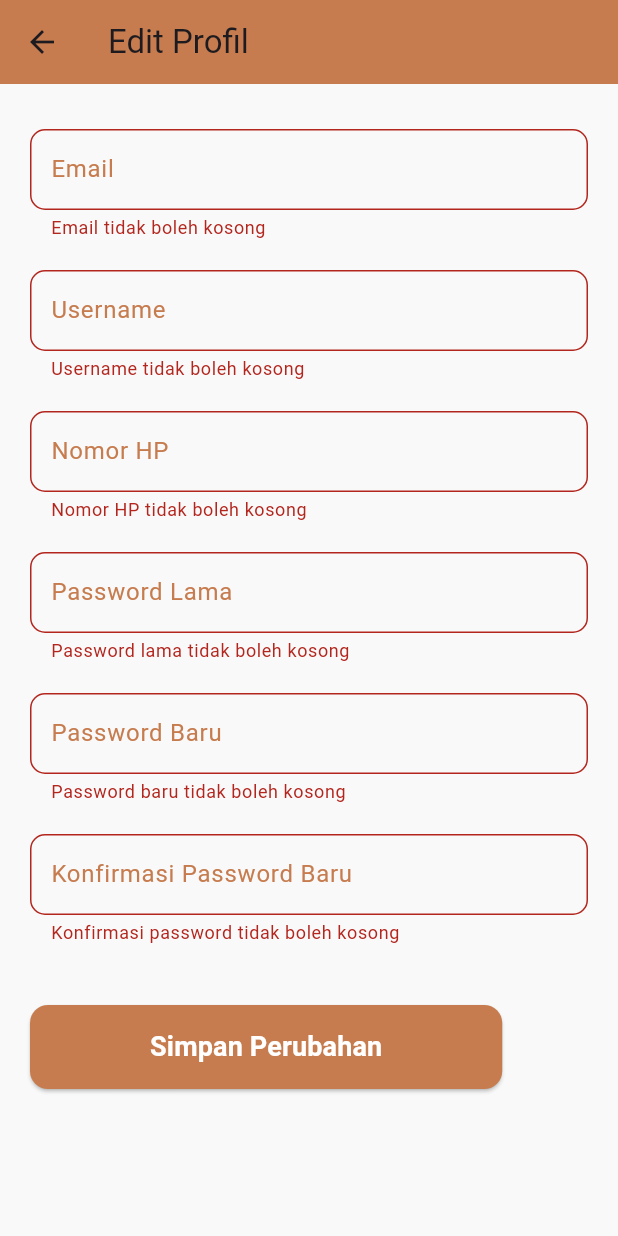
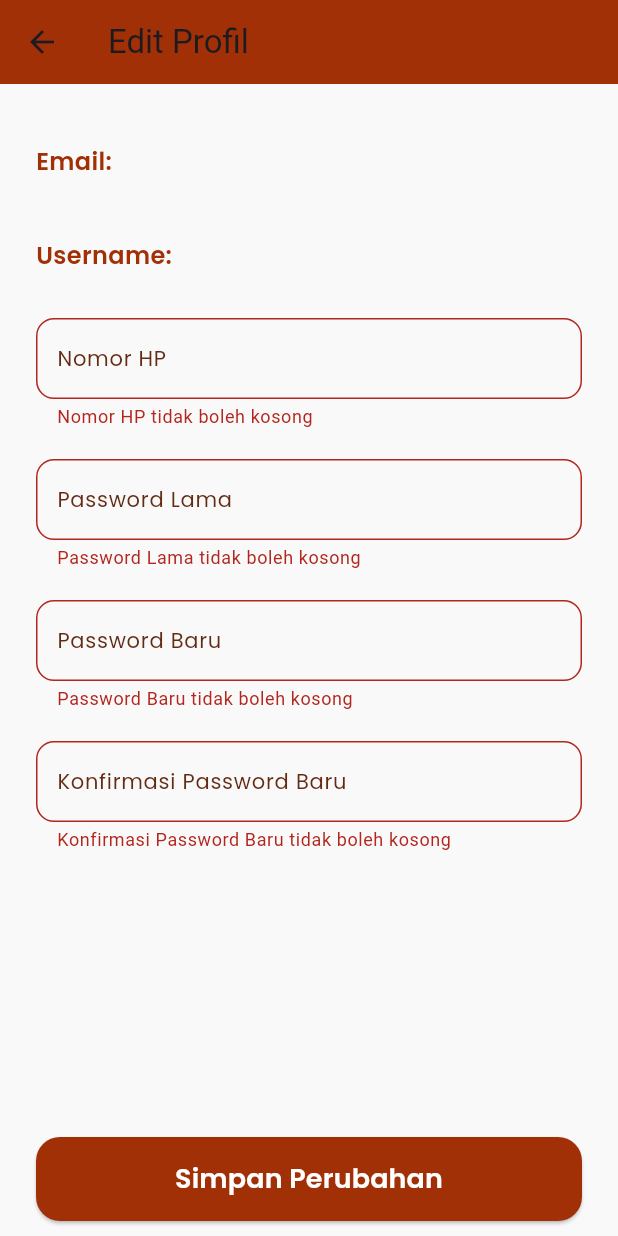
Before and after one commit to RaidFortallz/UAS_Mobile2, a Flutter app: the EditProfilePage screen opened directly, after a tap on "Simpan Perubahan", on a phone screen of 412 x 824 dp. Run offline on Flutter 3.47's test engine with Material 3 defaults, Android fonts, the light colour scheme and no system bars; our stand-ins replace awesome_dialog, badges, cached_network_image, carousel_slider, flutter_bounceable, flutter_map and 7 more; accounts and stored records are empty.

Commit message:
Update backend Edit_Profil

```diff
--- a/lib/Backend/Provider/supabase_auth.dart
+++ b/lib/Backend/Provider/supabase_auth.dart
@@ -150,7 +150,7 @@ class SupabaseAuthService with ChangeNotifier {
     }
   }
 
-// Fungsi untuk memperbarui data profil pengguna
+  // Fungsi untuk memperbarui data profil pengguna
   Future<void> updateUserProfile({
     required String userId,
     required String newUsername,
@@ -158,25 +158,19 @@ class SupabaseAuthService with ChangeNotifier {
     required String newPhone,
   }) async {
     try {
-      final response = await _supabase.from('profile_users').upsert({
-        'id': userId,
+      await _supabase.from('profile_users').update({
         'username': newUsername,
         'email': newEmail,
         'phone_number': newPhone,
       }).eq('id', userId);
 
-      if (response.error != null) {
-        throw Exception('Error updating profile: ${response.error!.message}');
-      }
-
-      log("User profile updated successfully", name: "SupabaseAuthService");
+      log("Profil berhasil diperbarui", name: "SupabaseAuthService");
     } catch (e) {
-      log("Error updating profile: $e", name: "SupabaseAuthService");
-      throw Exception('Error updating profile: $e');
+      log("Error memperbarui profil: $e", name: "SupabaseAuthService");
+      throw Exception("Error memperbarui profil: $e");
     }
   }
 
-// Fungsi untuk memperbarui password pengguna
   Future<void> updateUserPassword({
     required String currentPassword,
     required String newPassword,
@@ -188,23 +182,43 @@ class SupabaseAuthService with ChangeNotifier {
         throw Exception('Pengguna tidak ditemukan');
       }
 
-      // Melakukan verifikasi password lama (jika perlu) dan memperbarui password
-      final response = await _supabase.auth.updateUser(
-        UserAttributes(
-          password: newPassword,
-        ),
+      // Verifikasi password lama terlebih dahulu
+      final isPasswordCorrect = await verifyCurrentPassword(currentPassword);
+      if (!isPasswordCorrect) {
+        throw Exception('Password lama salah');
+      }
+
+      // Jika password lama benar, lanjutkan dengan pembaruan password
+      await _supabase.auth.updateUser(
+        UserAttributes(password: newPassword),
       );
-
-      if (response.error != null) {
-        throw Exception(
-            'Gagal memperbarui password: ${response.error!.message}');
-      }
 
       log("Password berhasil diperbarui", name: "SupabaseAuthService");
     } catch (e) {
-      log("Kesalahan saat memperbarui password: $e",
-          name: "SupabaseAuthService");
-      throw Exception('Kesalahan saat memperbarui password: $e');
+      log("Kesalahan memperbarui password: $e", name: "SupabaseAuthService");
+      throw Exception("Kesalahan memperbarui password: $e");
+    }
+  }
+
+  // Fungsi untuk memverifikasi password lama pengguna
+  Future<bool> verifyCurrentPassword(String currentPassword) async {
+    final user = _supabase.auth.currentUser;
+
+    if (user == null) {
+      return false;
+    }
+
+    try {
+      final response = await _supabase.auth.signInWithPassword(
+        email: user.email!,
+        password: currentPassword,
+      );
+
+      // Jika responsnya valid (user ditemukan), return true
+      return response.user != null;
+    } catch (e) {
+      // Jika ada kesalahan saat verifikasi, return false
+      return false;
     }
   }
 
@@ -247,7 +261,7 @@ class SupabaseAuthService with ChangeNotifier {
   }
 
   // Fungsi untuk mendapatkan alamat pengguna dari Supabase
-   Future<Map<String, String>> getUserAddress(String userId) async {
+  Future<Map<String, String>> getUserAddress(String userId) async {
     try {
       final response = await _supabase
           .from('profile_users')
@@ -277,8 +291,6 @@ class SupabaseAuthService with ChangeNotifier {
       };
     }
   }
-
-
 
   // Fungsi untuk logout user
   Future<void> logout() async {
@@ -310,7 +322,3 @@ class SupabaseAuthService with ChangeNotifier {
         name: "SupabaseAuthService");
   }
 }
-
-extension on UserResponse {
-  get error => null;
-}
--- /dev/null
+++ b/lib/Frontend/Sidebar/edit_profile.dart
@@ -0,0 +1,248 @@
+import 'package:flutter/material.dart';
+import 'package:provider/provider.dart';
+import 'package:supabase_flutter/supabase_flutter.dart';
+import 'package:uas_mobile2/Backend/Provider/supabase_auth.dart';
+import 'package:uas_mobile2/Warna_Tema/warna_tema.dart';
+
+class EditProfilePage extends StatefulWidget {
+  const EditProfilePage({super.key});
+
+  @override
+  State<EditProfilePage> createState() => _EditProfilePageState();
+}
+
+class _EditProfilePageState extends State<EditProfilePage> {
+  final _formKey = GlobalKey<FormState>();
+  String? _newUsername;
+  String? _newEmail;
+  String? _newPhone;
+  String? _currentPassword;
+  String? _newPassword;
+  String? _confirmNewPassword;
+
+  bool _isLoading = true;
+  late SupabaseAuthService authService;
+  late User? user;
+
+  @override
+  void initState() {
+    super.initState();
+    authService = Provider.of<SupabaseAuthService>(context, listen: false);
+    _loadProfile();
+  }
+
+  Future<void> _loadProfile() async {
+    setState(() => _isLoading = true);
+
+    user = authService.getCurrentUser();
+    if (user != null) {
+      _newUsername = await authService.getUsernameByUserId(user!.id);
+      _newEmail = user!.email;
+      _newPhone = await authService.getPhoneByUserId(user!.id);
+    }
+
+    setState(() => _isLoading = false);
+  }
+
+  @override
+  Widget build(BuildContext context) {
+    if (_isLoading) {
+      return const Scaffold(
+        body: Center(child: CircularProgressIndicator()),
+      );
+    }
+
+    return Scaffold(
+      appBar: AppBar(
+        title: const Text('Edit Profil'),
+        backgroundColor: warnaKopi2,
+      ),
+      body: Form(
+        key: _formKey,
+        child: Column(
+          children: [
+            Expanded(
+              child: SingleChildScrollView(
+                padding: const EdgeInsets.symmetric(
+                    horizontal: 24.0, vertical: 10.0),
+                child: Column(
+                  crossAxisAlignment: CrossAxisAlignment.start,
+                  children: [
+                    const SizedBox(height: 20),
+                    Padding(
+                      padding: const EdgeInsets.symmetric(vertical: 10),
+                      child: Text(
+                        "Email: $_newEmail",
+                        style: const TextStyle(
+                          fontFamily: "poppinsregular",
+                          fontSize: 16,
+                          fontWeight: FontWeight.w600,
+                          color: warnaKopi2,
+                        ),
+                      ),
+                    ),
+                    const SizedBox(height: 20),
+                    Padding(
+                      padding: const EdgeInsets.symmetric(vertical: 10),
+                      child: Text(
+                        "Username: $_newUsername",
+                        style: const TextStyle(
+                          fontFamily: "poppinsregular",
+                          fontSize: 16,
+                          fontWeight: FontWeight.w600,
+                          color: warnaKopi2,
+                        ),
+                      ),
+                    ),
+                    const SizedBox(height: 20),
+                    buildTextField("Nomor HP", _newPhone ?? '',
+                        (value) => _newPhone = value),
+                    const SizedBox(height: 20),
+                    buildTextField("Password Lama", "",
+                        (value) => _currentPassword = value, false, true),
+                    const SizedBox(height: 20),
+                    buildTextField("Password Baru", "",
+                        (value) => _newPassword = value, false, true),
+                    const SizedBox(height: 20),
+                    buildTextField("Konfirmasi Password Baru", "", (value) {
+                      _confirmNewPassword = value;
+                      if (_newPassword != null &&
+                          _confirmNewPassword != null &&
+                          _newPassword != _confirmNewPassword) {
+                        return 'Password baru dan konfirmasi tidak cocok';
+                      }
+                      return null;
+                    }, false, true),
+                  ],
+                ),
+              ),
+            ),
+            Padding(
+              padding:
+                  const EdgeInsets.symmetric(horizontal: 24.0, vertical: 10.0),
+              child: ElevatedButton(
+                style: ElevatedButton.styleFrom(
+                  backgroundColor: warnaKopi2,
+                  shape: RoundedRectangleBorder(
+                    borderRadius: BorderRadius.circular(16),
+                  ),
+                  padding: const EdgeInsets.symmetric(vertical: 15),
+                  minimumSize: const Size(double.infinity, 50),
+                ),
+                onPressed: () async {
+                  if (_formKey.currentState!.validate()) {
+                    _formKey.currentState!.save();
+
+                    if (_newPassword != _confirmNewPassword) {
+                      ScaffoldMessenger.of(context).showSnackBar(
+                        const SnackBar(
+                            content: Text(
+                                'Password baru dan konfirmasi tidak cocok!')),
+                      );
+                      return;
+                    }
+
+                    try {
+                      if (_currentPassword != null && _newPassword != null) {
+                        if (_currentPassword!.isEmpty ||
+                            _newPassword!.isEmpty ||
+                            _confirmNewPassword!.isEmpty) {
+                          ScaffoldMessenger.of(context).showSnackBar(
+                            const SnackBar(
+                                content:
+                                    Text('Harap isi semua kolom password!')),
+                          );
+                          return;
+                        }
+
+                        bool isPasswordCorrect = await authService
+                            .verifyCurrentPassword(_currentPassword!);
+                        if (!isPasswordCorrect) {
+                          ScaffoldMessenger.of(context).showSnackBar(
+                            const SnackBar(
+                                content: Text('Password lama salah!')),
+                          );
+                          return;
+                        }
+
+                        if (_newPassword == _currentPassword) {
+                          ScaffoldMessenger.of(context).showSnackBar(
+                            const SnackBar(
+                                content: Text(
+                                    'Password baru tidak boleh sama dengan password lama!')),
+                          );
+                          return;
+                        }
+
+                        await authService.updateUserPassword(
+                          currentPassword: _currentPassword!,
+                          newPassword: _newPassword!,
+                        );
+                      }
+
+                      await authService.updateUserProfile(
+                        userId: user!.id,
+                        newUsername: _newUsername!,
+                        newEmail: _newEmail!,
+                        newPhone: _newPhone!,
+                      );
+
+                      ScaffoldMessenger.of(context).showSnackBar(
+                        const SnackBar(
+                            content: Text('Profil berhasil diperbarui!')),
+                      );
+
+                      Navigator.pop(context, true);
+                    } catch (e) {
+                      ScaffoldMessenger.of(context).showSnackBar(
+                        SnackBar(content: Text('Gagal memperbarui profil: $e')),
+                      );
+                    }
+                  }
+                },
+                child: const Text(
+                  'Simpan Perubahan',
+                  style: TextStyle(
+                      fontFamily: "poppinsregular",
+                      fontSize: 18,
+                      fontWeight: FontWeight.w600,
+                      color: Colors.white),
+                ),
+              ),
+            ),
+          ],
+        ),
+      ),
+    );
+  }
+
+  Widget buildTextField(
+      String label, String initialValue, Function(String?) onSaved,
+      [bool isEmail = false, bool isPassword = false]) {
+    return TextFormField(
+      initialValue: initialValue,
+      decoration: InputDecoration(
+        labelText: label,
+        labelStyle: const TextStyle(
+          color: warnaKopi,
+          fontFamily: "poppinsregular",
+          fontSize: 14,
+        ),
+        border: OutlineInputBorder(
+          borderRadius: BorderRadius.circular(12),
+          borderSide: const BorderSide(color: warnaKopi2, width: 2),
+        ),
+        contentPadding:
+            const EdgeInsets.symmetric(vertical: 15, horizontal: 10),
+      ),
+      obscureText: isPassword,
+      onSaved: onSaved,
+      validator: (value) {
+        if (value == null || value.isEmpty) {
+          return '$label tidak boleh kosong'; // Validasi untuk memastikan kolom tidak kosong
+        }
+        return null;
+      },
+    );
+  }
+}
--- a/lib/Frontend/Sidebar/editprofil.dart
+++ /dev/null
@@ -1,269 +0,0 @@
-import 'package:flutter/material.dart';
-import 'package:provider/provider.dart';
-import 'package:uas_mobile2/Backend/Provider/supabase_auth.dart';
-import 'package:uas_mobile2/Warna_Tema/warna_tema.dart';
-
-class EditProfilePage extends StatefulWidget {
-  const EditProfilePage({super.key});
-
-  @override
-  State<EditProfilePage> createState() => _EditProfilePageState();
-}
-
-class _EditProfilePageState extends State<EditProfilePage> {
-  final _formKey = GlobalKey<FormState>();
-  String? _newUsername;
-  String? _newEmail;
-  String? _newPhone;
-  String? _currentPassword;
-  String? _newPassword;
-
-  @override
-  Widget build(BuildContext context) {
-    final authService =
-        Provider.of<SupabaseAuthService>(context, listen: false);
-    final user = authService.getCurrentUser();
-
-    // Jika user tidak ditemukan, tampilkan halaman error
-    if (user == null) {
-      return Scaffold(
-        appBar: AppBar(
-          title: const Text('Edit Profil'),
-          backgroundColor: warnaKopi3,
-        ),
-        body: const Center(
-          child: Text("Pengguna tidak ditemukan."),
-        ),
-      );
-    }
-
-    return Scaffold(
-      appBar: AppBar(
-        title: const Text('Edit Profil'),
-        backgroundColor: warnaKopi3,
-        elevation: 0, // Menghilangkan shadow pada app bar
-      ),
-      body: SingleChildScrollView(
-        // Menambahkan scroll view untuk responsif
-        padding: const EdgeInsets.symmetric(horizontal: 20.0, vertical: 10.0),
-        child: Form(
-          key: _formKey,
-          child: Column(
-            crossAxisAlignment: CrossAxisAlignment.start,
-            children: [
-              const SizedBox(height: 20),
-              // Field Email
-              TextFormField(
-                initialValue: user.email,
-                decoration: InputDecoration(
-                  labelText: 'Email',
-                  labelStyle: const TextStyle(color: warnaKopi3),
-                  border: OutlineInputBorder(
-                    borderRadius: BorderRadius.circular(10),
-                    borderSide: const BorderSide(color: warnaKopi3, width: 2),
-                  ),
-                  contentPadding:
-                      const EdgeInsets.symmetric(vertical: 15, horizontal: 10),
-                ),
-                onSaved: (value) {
-                  _newEmail = value;
-                },
-                validator: (value) {
-                  if (value == null || value.isEmpty) {
-                    return 'Email tidak boleh kosong';
-                  }
-                  return null;
-                },
-              ),
-              const SizedBox(height: 20),
-              // Field Username
-              TextFormField(
-                initialValue: user.userMetadata?['username'] ?? '',
-                decoration: InputDecoration(
-                  labelText: 'Username',
-                  labelStyle: const TextStyle(color: warnaKopi3),
-                  border: OutlineInputBorder(
-                    borderRadius: BorderRadius.circular(10),
-                    borderSide: const BorderSide(color: warnaKopi3, width: 2),
-                  ),
-                  contentPadding:
-                      const EdgeInsets.symmetric(vertical: 15, horizontal: 10),
-                ),
-                onSaved: (value) {
-                  _newUsername = value;
-                },
-                validator: (value) {
-                  if (value == null || value.isEmpty) {
-                    return 'Username tidak boleh kosong';
-                  }
-                  return null;
-                },
-              ),
-              const SizedBox(height: 20),
-              // Field Nomor HP
-              TextFormField(
-                initialValue: user.userMetadata?['phone_number'] ?? '',
-                decoration: InputDecoration(
-                  labelText: 'Nomor HP',
-                  labelStyle: const TextStyle(color: warnaKopi3),
-                  border: OutlineInputBorder(
-                    borderRadius: BorderRadius.circular(10),
-                    borderSide: const BorderSide(color: warnaKopi3, width: 2),
-                  ),
-                  contentPadding:
-                      const EdgeInsets.symmetric(vertical: 15, horizontal: 10),
-                ),
-                onSaved: (value) {
-                  _newPhone = value;
-                },
-                validator: (value) {
-                  if (value == null || value.isEmpty) {
-                    return 'Nomor HP tidak boleh kosong';
-                  }
-                  return null;
-                },
-              ),
-              const SizedBox(height: 20),
-              // Field Password Lama
-              TextFormField(
-                obscureText: true,
-                decoration: InputDecoration(
-                  labelText: 'Password Lama',
-                  labelStyle: const TextStyle(color: warnaKopi3),
-                  border: OutlineInputBorder(
-                    borderRadius: BorderRadius.circular(10),
-                    borderSide: const BorderSide(color: warnaKopi3, width: 2),
-                  ),
-                  contentPadding:
-                      const EdgeInsets.symmetric(vertical: 15, horizontal: 10),
-                ),
-                onSaved: (value) {
-                  _currentPassword = value;
-                },
-                validator: (value) {
-                  if (value == null || value.isEmpty) {
-                    return 'Password lama tidak boleh kosong';
-                  }
-                  return null;
-                },
-              ),
-              const SizedBox(height: 20),
-              // Field Password Baru
-              TextFormField(
-                obscureText: true,
-                decoration: InputDecoration(
-                  labelText: 'Password Baru',
-                  labelStyle: const TextStyle(color: warnaKopi3),
-                  border: OutlineInputBorder(
-                    borderRadius: BorderRadius.circular(10),
-                    borderSide: const BorderSide(color: warnaKopi3, width: 2),
-                  ),
-                  contentPadding:
-                      const EdgeInsets.symmetric(vertical: 15, horizontal: 10),
-                ),
-                onSaved: (value) {
-                  _newPassword = value;
-                },
-                validator: (value) {
-                  if (value == null || value.isEmpty) {
-                    return 'Password baru tidak boleh kosong';
-                  }
-                  if (value.length < 6) {
-                    return 'Password baru harus lebih dari 6 karakter';
-                  }
-                  return null;
-                },
-              ),
-              const SizedBox(height: 20),
-              // Field Konfirmasi Password Baru
-              TextFormField(
-                obscureText: true,
-                decoration: InputDecoration(
-                  labelText: 'Konfirmasi Password Baru',
-                  labelStyle: const TextStyle(color: warnaKopi3),
-                  border: OutlineInputBorder(
-                    borderRadius: BorderRadius.circular(10),
-                    borderSide: const BorderSide(color: warnaKopi3, width: 2),
-                  ),
-                  contentPadding:
-                      const EdgeInsets.symmetric(vertical: 15, horizontal: 10),
-                ),
-                onSaved: (value) {},
-                validator: (value) {
-                  if (value == null || value.isEmpty) {
-                    return 'Konfirmasi password tidak boleh kosong';
-                  }
-                  if (value != _newPassword) {
-                    return 'Password baru dan konfirmasi password tidak cocok';
-                  }
-                  return null;
-                },
-              ),
-              const SizedBox(height: 40),
-              ElevatedButton(
-                style: ElevatedButton.styleFrom(
-                  backgroundColor: warnaKopi3,
-                  shape: RoundedRectangleBorder(
-                    borderRadius: BorderRadius.circular(12),
-                  ),
-                  padding:
-                      const EdgeInsets.symmetric(horizontal: 80, vertical: 15),
-                ),
-                onPressed: () async {
-                  if (_formKey.currentState!.validate()) {
-                    _formKey.currentState!.save();
-
-                    if (_newUsername != null &&
-                        _newEmail != null &&
-                        _newPhone != null) {
-                      try {
-                        // Memperbarui data profil pengguna di Supabase
-                        await authService.updateUserProfile(
-                          userId: user.id,
-                          newUsername: _newUsername!,
-                          newEmail: _newEmail!,
-                          newPhone: _newPhone!,
-                        );
-
-                        // Memperbarui password jika ada perubahan
-                        if (_newPassword != null && _currentPassword != null) {
-                          await authService.updateUserPassword(
-                            currentPassword: _currentPassword!,
-                            newPassword: _newPassword!,
-                          );
-                        }
-
-                        ScaffoldMessenger.of(context).showSnackBar(
-                          const SnackBar(
-                              content: Text('Profil berhasil diperbarui!')),
-                        );
-                        Navigator.pop(context); // Kembali ke halaman profil
-                      } catch (e) {
-                        ScaffoldMessenger.of(context).showSnackBar(
-                          SnackBar(
-                              content: Text('Gagal memperbarui profil: $e')),
-                        );
-                      }
-                    } else {
-                      ScaffoldMessenger.of(context).showSnackBar(
-                        const SnackBar(content: Text('Tolong isi semua data!')),
-                      );
-                    }
-                  }
-                },
-                child: const Text(
-                  'Simpan Perubahan',
-                  style: TextStyle(
-                    fontSize: 18,
-                    fontWeight: FontWeight.bold,
-                    color: Colors.white,
-                  ),
-                ),
-              ),
-            ],
-          ),
-        ),
-      ),
-    );
-  }
-}
--- a/lib/Frontend/Sidebar/profil.dart
+++ b/lib/Frontend/Sidebar/profile.dart
@@ -4,7 +4,7 @@ import 'package:flutter/material.dart';
 import 'package:provider/provider.dart';
 import 'package:image_picker/image_picker.dart';
 import 'package:supabase_flutter/supabase_flutter.dart';
-import 'package:uas_mobile2/Frontend/Sidebar/editprofil.dart';
+import 'package:uas_mobile2/Frontend/Sidebar/edit_profile.dart';
 import 'package:uas_mobile2/Warna_Tema/warna_tema.dart';
 import 'package:uas_mobile2/Backend/Provider/supabase_auth.dart';
 
@@ -24,6 +24,12 @@ class _ProfilePageState extends State<ProfilePage> {
   @override
   void initState() {
     super.initState();
+    _loadProfile();
+  }
+
+  @override
+  void didChangeDependencies() {
+    super.didChangeDependencies();
     _loadProfile();
   }
 
@@ -78,13 +84,17 @@ class _ProfilePageState extends State<ProfilePage> {
   }
 
   // Fungsi untuk menavigasi ke halaman edit profil
-  void _navigateToEditProfile() {
-    Navigator.push(
+  void _navigateToEditProfile() async {
+    final result = await Navigator.push(
       context,
       MaterialPageRoute(
         builder: (context) => const EditProfilePage(),
       ),
     );
+
+    if (result == true) {
+      _loadProfile(); // Memuat ulang profil jika ada perubahan
+    }
   }
 
   @override
--- a/lib/main.dart
+++ b/lib/main.dart
@@ -7,7 +7,7 @@ import 'package:uas_mobile2/Backend/Provider/coffee_service.dart';
 import 'package:uas_mobile2/Backend/Provider/supabase_auth.dart';
 import 'package:uas_mobile2/Frontend/Hal_Dashboard/dashboard.dart';
 import 'package:uas_mobile2/Frontend/Hal_Dashboard/detail_coffee.dart';
-import 'package:uas_mobile2/Frontend/Sidebar/profil.dart';
+import 'package:uas_mobile2/Frontend/Sidebar/profile.dart';
 import 'package:uas_mobile2/Frontend/Sidebar/saldo.dart';
 import 'package:uas_mobile2/Frontend/Sidebar/settings.dart';
 import 'package:uas_mobile2/Frontend/Hal_Login&Register/login.dart';
@@ -34,7 +34,6 @@ void main() async {
       ChangeNotifierProvider(create: (_) => CoffeeService()),
       ChangeNotifierProvider(create: (_) => CartProvider()),
       ChangeNotifierProvider(create: (_) => FavoriteProvider()),
-
     ],
     child: const MyApp(),
   ));
```
